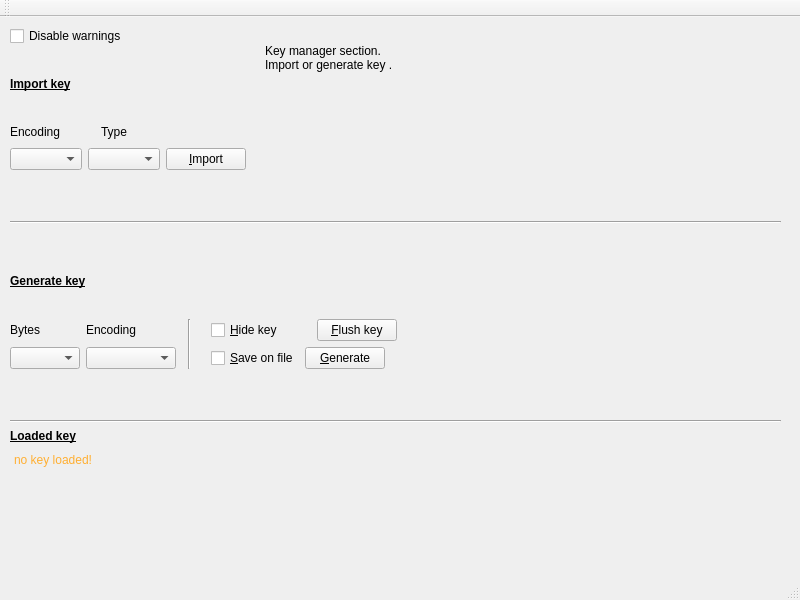
Qt form mainwindow.ui (redazzalpha/xkrypt) before a commit.
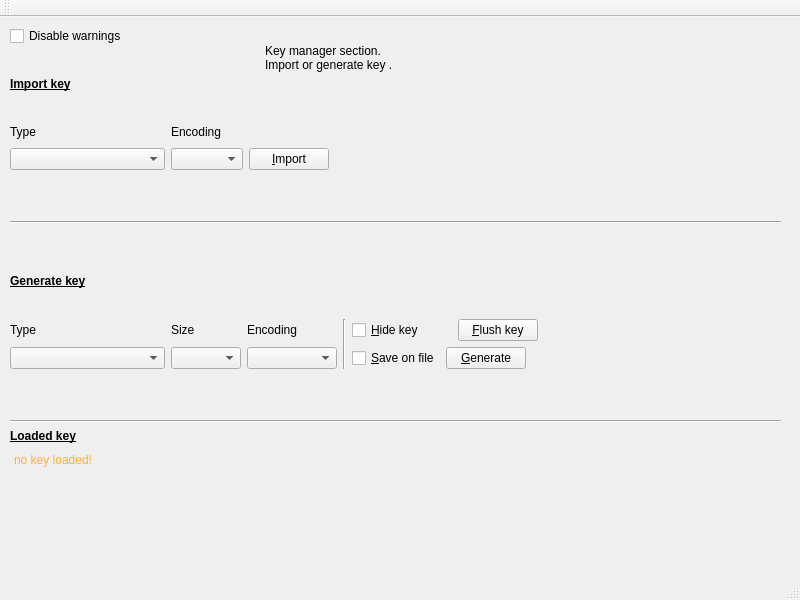
The same form after that commit. Icons and pictures are not drawn.

The edit to the form file:
```diff
--- a/mainwindow.ui
+++ b/mainwindow.ui
@@ -94,6 +94,19 @@
        </item>
        <item>
         <layout class="QHBoxLayout" name="hlayout_11">
+         <item>
+          <widget class="QLabel" name="label_22">
+           <property name="minimumSize">
+            <size>
+             <width>155</width>
+             <height>0</height>
+            </size>
+           </property>
+           <property name="text">
+            <string>Type</string>
+           </property>
+          </widget>
+         </item>
          <item>
           <widget class="QLabel" name="label_11">
            <property name="minimumSize">
@@ -107,19 +120,6 @@
            </property>
           </widget>
          </item>
-         <item>
-          <widget class="QLabel" name="label_22">
-           <property name="minimumSize">
-            <size>
-             <width>0</width>
-             <height>0</height>
-            </size>
-           </property>
-           <property name="text">
-            <string>Type</string>
-           </property>
-          </widget>
-         </item>
          <item>
           <spacer name="horizontalSpacer">
            <property name="orientation">
@@ -137,6 +137,16 @@
        </item>
        <item>
         <layout class="QHBoxLayout" name="hlayout_8">
+         <item>
+          <widget class="QComboBox" name="m_keyMTypesI">
+           <property name="minimumSize">
+            <size>
+             <width>155</width>
+             <height>0</height>
+            </size>
+           </property>
+          </widget>
+         </item>
          <item>
           <widget class="QComboBox" name="m_keyMEncodingsI">
            <property name="minimumSize">
@@ -147,9 +157,6 @@
            </property>
           </widget>
          </item>
-         <item>
-          <widget class="QComboBox" name="m_keyMType"/>
-         </item>
          <item>
           <widget class="QPushButton" name="m_keyMImport">
            <property name="maximumSize">
@@ -251,6 +258,19 @@
           <layout class="QVBoxLayout" name="vlayout_5">
            <item>
             <layout class="QHBoxLayout" name="hlayout_5">
+             <item>
+              <widget class="QLabel" name="label_23">
+               <property name="minimumSize">
+                <size>
+                 <width>155</width>
+                 <height>0</height>
+                </size>
+               </property>
+               <property name="text">
+                <string>Type</string>
+               </property>
+              </widget>
+             </item>
              <item>
               <widget class="QLabel" name="label_13">
                <property name="minimumSize">
@@ -260,7 +280,7 @@
                 </size>
                </property>
                <property name="text">
-                <string>Bytes</string>
+                <string>Size</string>
                </property>
               </widget>
              </item>
@@ -289,7 +309,17 @@
            <item>
             <layout class="QHBoxLayout" name="hlayout_6">
              <item>
-              <widget class="QComboBox" name="m_keyMLength">
+              <widget class="QComboBox" name="m_keyMTypesG">
+               <property name="minimumSize">
+                <size>
+                 <width>155</width>
+                 <height>0</height>
+                </size>
+               </property>
+              </widget>
+             </item>
+             <item>
+              <widget class="QComboBox" name="m_keyMSizes">
                <property name="minimumSize">
                 <size>
                  <width>70</width>
```
